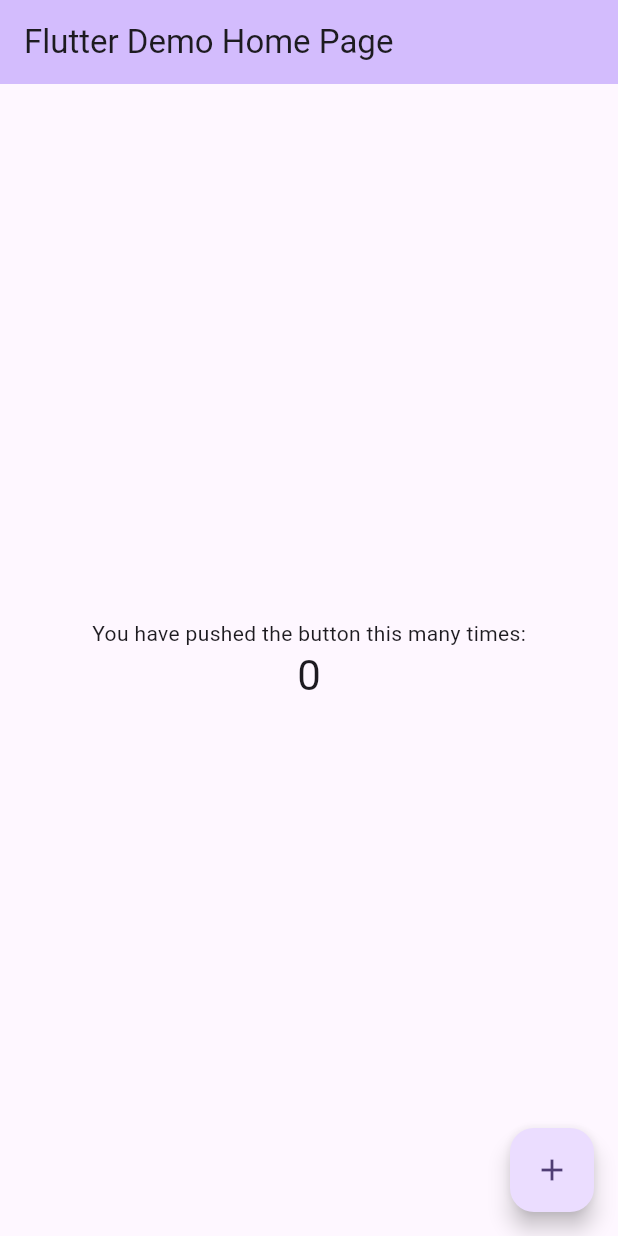
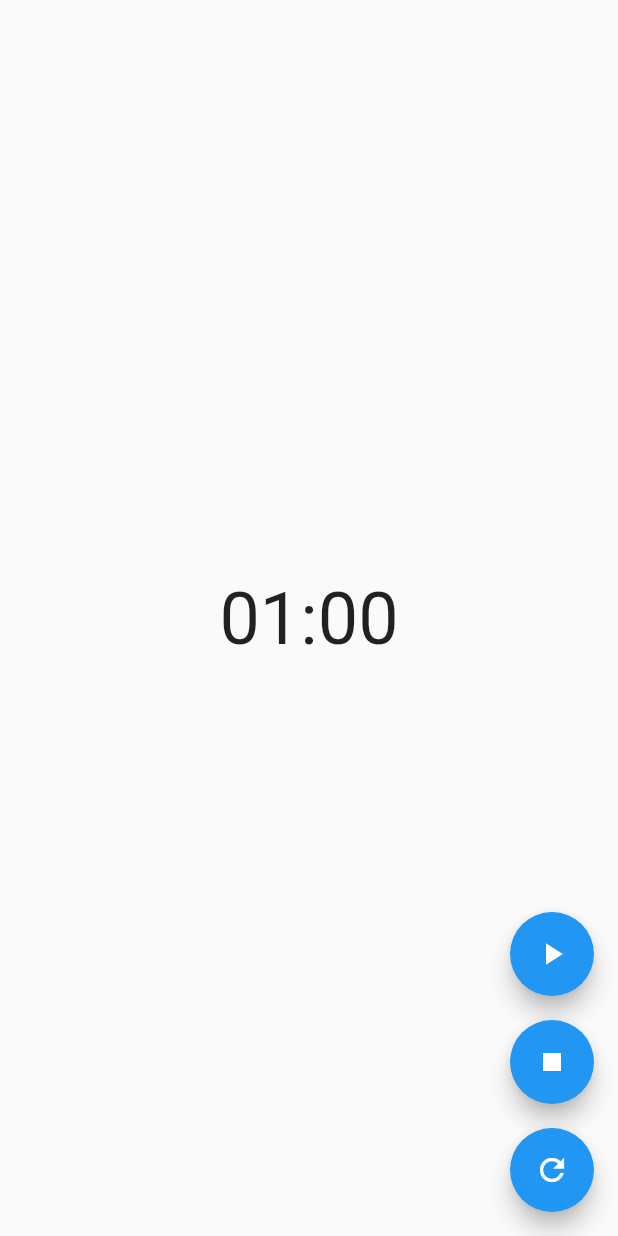
Before and after one commit to Lance-Abella/Countdown_Timer, a Flutter app: the screen it shows after launch, on a phone screen of 412 x 824 dp. Run offline on Flutter 3.47's test engine with Material 2 defaults, Android fonts, the phone set to English and light mode, and no system bars.

Commit message:
adding timestamp, play/pause, stop, restart button

```diff
--- a/lib/main.dart
+++ b/lib/main.dart
@@ -1,125 +1,110 @@
+// ignore_for_file: library_private_types_in_public_api
+
+import 'dart:async';
+
 import 'package:flutter/material.dart';
 
 void main() {
-  runApp(const MyApp());
+  runApp(const MaterialApp(
+    home: CountdownTimerDemo(),
+  ));
 }
 
-class MyApp extends StatelessWidget {
-  const MyApp({super.key});
+class CountdownTimerDemo extends StatefulWidget {
+  const CountdownTimerDemo({super.key});
 
-  // This widget is the root of your application.
   @override
-  Widget build(BuildContext context) {
-    return MaterialApp(
-      title: 'Flutter Demo',
-      theme: ThemeData(
-        // This is the theme of your application.
-        //
-        // TRY THIS: Try running your application with "flutter run". You'll see
-        // the application has a blue toolbar. Then, without quitting the app,
-        // try changing the seedColor in the colorScheme below to Colors.green
-        // and then invoke "hot reload" (save your changes or press the "hot
-        // reload" button in a Flutter-supported IDE, or press "r" if you used
-        // the command line to start the app).
-        //
-        // Notice that the counter didn't reset back to zero; the application
-        // state is not lost during the reload. To reset the state, use hot
-        // restart instead.
-        //
-        // This works for code too, not just values: Most code changes can be
-        // tested with just a hot reload.
-        colorScheme: ColorScheme.fromSeed(seedColor: Colors.deepPurple),
-        useMaterial3: true,
-      ),
-      home: const MyHomePage(title: 'Flutter Demo Home Page'),
-    );
-  }
+  _CountdownTimerDemoState createState() => _CountdownTimerDemoState();
 }
 
-class MyHomePage extends StatefulWidget {
-  const MyHomePage({super.key, required this.title});
+class _CountdownTimerDemoState extends State<CountdownTimerDemo> {
+  late Timer _timer;
+  int _endTime = DateTime.now().millisecondsSinceEpoch + 1000 * 60;
+  int _currentTime = 1000 * 60;
+  bool _isTimerRunning = false;
 
-  // This widget is the home page of your application. It is stateful, meaning
-  // that it has a State object (defined below) that contains fields that affect
-  // how it looks.
+  void _startTimer() {
+    _timer = Timer.periodic(const Duration(seconds: 1), (timer) {
+      setState(() {
+        if (_currentTime > 0) {
+          _currentTime -= 1000;
+        } else {
+          _timer.cancel();
+        }
+      });
+    });
+  }
 
-  // This class is the configuration for the state. It holds the values (in this
-  // case the title) provided by the parent (in this case the App widget) and
-  // used by the build method of the State. Fields in a Widget subclass are
-  // always marked "final".
+  void _pauseTimer() {
+    _timer.cancel();
+  }
 
-  final String title;
+  void _toggleTimer() {
+    setState(() {
+      _isTimerRunning = !_isTimerRunning;
+      if (_isTimerRunning) {
+        _startTimer();
+      } else {
+        _pauseTimer();
+      }
+    });
+  }
 
-  @override
-  State<MyHomePage> createState() => _MyHomePageState();
-}
+  void _resetTimer() {
+    setState(() {
+      _currentTime = 1000 * 60;
+    });
+  }
 
-class _MyHomePageState extends State<MyHomePage> {
-  int _counter = 0;
+  void _stopTimer() {
+    setState(() {
+      _endTime = DateTime.now().millisecondsSinceEpoch + 1000 * 60;
+      _resetTimer();
+    });
+  }
 
-  void _incrementCounter() {
-    setState(() {
-      // This call to setState tells the Flutter framework that something has
-      // changed in this State, which causes it to rerun the build method below
-      // so that the display can reflect the updated values. If we changed
-      // _counter without calling setState(), then the build method would not be
-      // called again, and so nothing would appear to happen.
-      _counter++;
-    });
+  String _formatDuration(int duration) {
+    Duration d = Duration(milliseconds: duration);
+    return '${d.inMinutes.toString().padLeft(2, '0')}:${(d.inSeconds % 60).toString().padLeft(2, '0')}';
   }
 
   @override
   Widget build(BuildContext context) {
-    // This method is rerun every time setState is called, for instance as done
-    // by the _incrementCounter method above.
-    //
-    // The Flutter framework has been optimized to make rerunning build methods
-    // fast, so that you can just rebuild anything that needs updating rather
-    // than having to individually change instances of widgets.
     return Scaffold(
-      appBar: AppBar(
-        // TRY THIS: Try changing the color here to a specific color (to
-        // Colors.amber, perhaps?) and trigger a hot reload to see the AppBar
-        // change color while the other colors stay the same.
-        backgroundColor: Theme.of(context).colorScheme.inversePrimary,
-        // Here we take the value from the MyHomePage object that was created by
-        // the App.build method, and use it to set our appbar title.
-        title: Text(widget.title),
-      ),
       body: Center(
-        // Center is a layout widget. It takes a single child and positions it
-        // in the middle of the parent.
-        child: Column(
-          // Column is also a layout widget. It takes a list of children and
-          // arranges them vertically. By default, it sizes itself to fit its
-          // children horizontally, and tries to be as tall as its parent.
-          //
-          // Column has various properties to control how it sizes itself and
-          // how it positions its children. Here we use mainAxisAlignment to
-          // center the children vertically; the main axis here is the vertical
-          // axis because Columns are vertical (the cross axis would be
-          // horizontal).
-          //
-          // TRY THIS: Invoke "debug painting" (choose the "Toggle Debug Paint"
-          // action in the IDE, or press "p" in the console), to see the
-          // wireframe for each widget.
-          mainAxisAlignment: MainAxisAlignment.center,
-          children: <Widget>[
-            const Text(
-              'You have pushed the button this many times:',
-            ),
-            Text(
-              '$_counter',
-              style: Theme.of(context).textTheme.headlineMedium,
-            ),
-          ],
+        child: Text(
+          _formatDuration(_currentTime),
+          style: const TextStyle(fontSize: 48),
         ),
       ),
-      floatingActionButton: FloatingActionButton(
-        onPressed: _incrementCounter,
-        tooltip: 'Increment',
-        child: const Icon(Icons.add),
-      ), // This trailing comma makes auto-formatting nicer for build methods.
+      floatingActionButton: Column(
+        mainAxisAlignment: MainAxisAlignment.end,
+        children: [
+          FloatingActionButton(
+            onPressed: _toggleTimer,
+            child: Icon(_isTimerRunning ? Icons.pause : Icons.play_arrow),
+          ),
+
+          const SizedBox(height: 16),
+          FloatingActionButton(
+            onPressed: _stopTimer,
+            child: const Icon(Icons.stop),
+          ),
+
+          const SizedBox(height: 16),
+          FloatingActionButton(
+            onPressed: _resetTimer,
+            child: const Icon(Icons.refresh),
+          ),
+
+        ],
+      ),
     );
   }
+
+  @override
+  void dispose() {
+    _timer.cancel();
+    super.dispose();
+  }
 }
```
